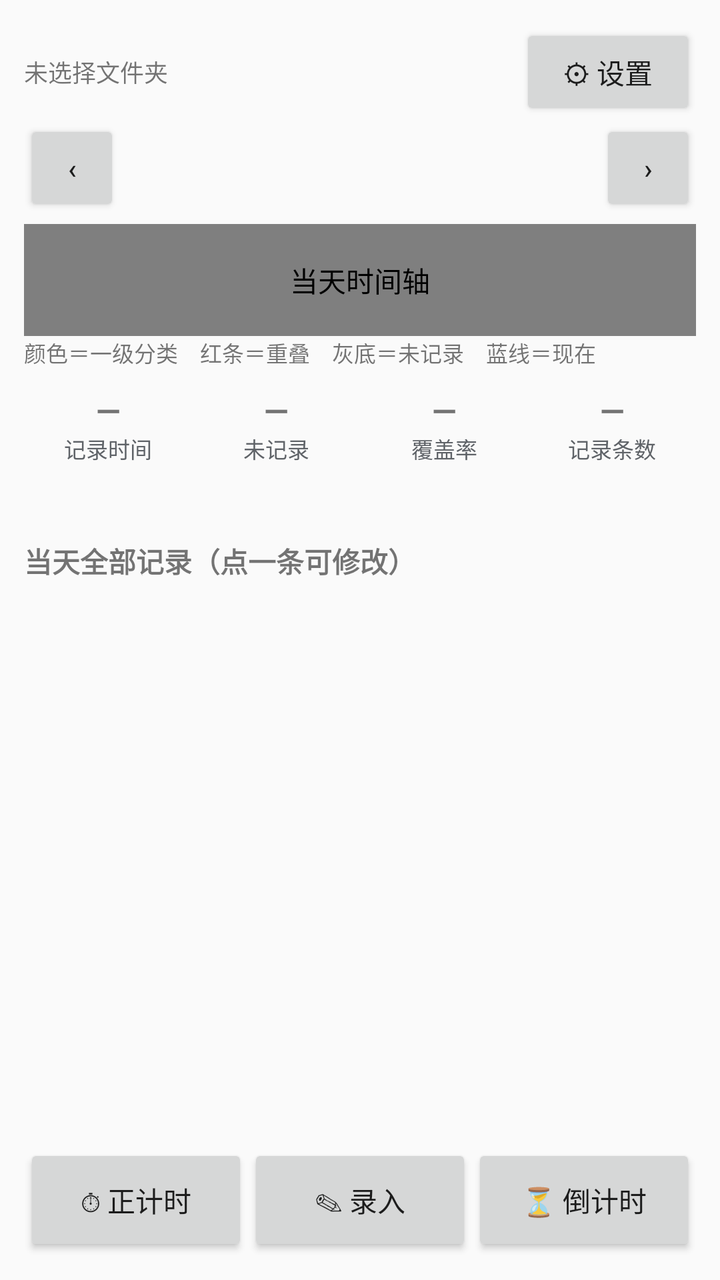
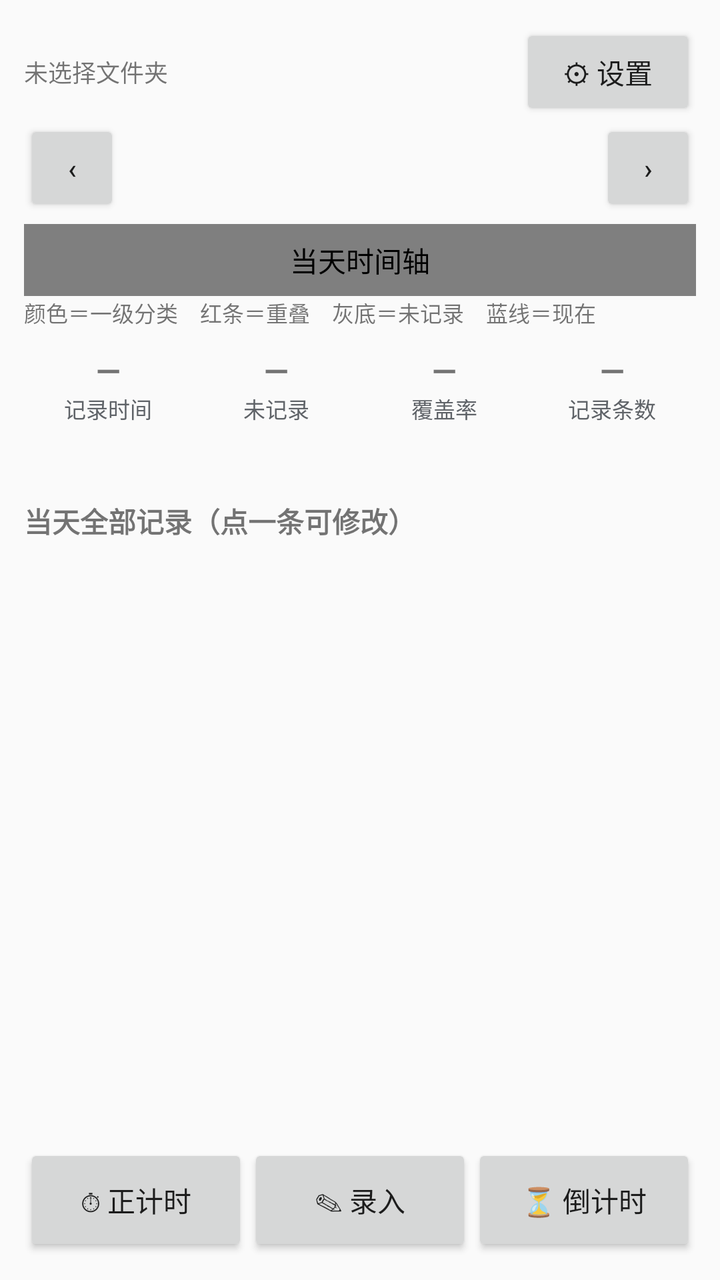

Before-and-after screenshots of an Android layout around one commit, followed by the original layout XML and the change that was made.
<!-- AndroidManifest.xml: application theme AppTheme -->
<!-- res/layout/activity_main.xml -->
<?xml version="1.0" encoding="utf-8"?>
<FrameLayout xmlns:android="http://schemas.android.com/apk/res/android"
    android:layout_width="match_parent"
    android:layout_height="match_parent">

    
    <LinearLayout
        android:layout_width="match_parent"
        android:layout_height="match_parent"
        android:orientation="vertical"
        android:padding="12dp">

        
        <LinearLayout
            android:layout_width="match_parent"
            android:layout_height="wrap_content"
            android:gravity="center_vertical"
            android:orientation="horizontal">

            <TextView
                android:id="@+id/tvFolder"
                android:layout_width="0dp"
                android:layout_height="wrap_content"
                android:layout_weight="1"
                android:paddingTop="4dp"
                android:paddingBottom="4dp"
                android:text="未选择文件夹"
                android:textSize="12sp" />

            <Button
                android:id="@+id/btnSettings"
                android:layout_width="wrap_content"
                android:layout_height="wrap_content"
                android:text="⚙ 设置" />
        </LinearLayout>

        <ScrollView
            android:layout_width="match_parent"
            android:layout_height="0dp"
            android:layout_weight="1"
            android:fillViewport="true">

            <LinearLayout
                android:layout_width="match_parent"
                android:layout_height="wrap_content"
                android:orientation="vertical">

                <LinearLayout
                    android:layout_width="match_parent"
                    android:layout_height="wrap_content"
                    android:orientation="horizontal">

                    <Button
                        android:id="@+id/btnPrevDay"
                        android:layout_width="48dp"
                        android:layout_height="wrap_content"
                        android:text="‹" />

                    <TextView
                        android:id="@+id/tvStatsDate"
                        android:layout_width="0dp"
                        android:layout_height="wrap_content"
                        android:layout_weight="1"
                        android:gravity="center"
                        android:textSize="17sp"
                        android:textStyle="bold" />

                    <Button
                        android:id="@+id/btnNextDay"
                        android:layout_width="48dp"
                        android:layout_height="wrap_content"
                        android:text="›" />
                </LinearLayout>

                
                <com.example.timelog.ui.TimelineView
                    android:id="@+id/timeline"
                    android:layout_width="match_parent"
                    android:layout_height="56dp"
                    android:layout_marginTop="4dp"
                    android:contentDescription="当天时间轴" />

                <TextView
                    android:id="@+id/tvTimelineLegend"
                    android:layout_width="match_parent"
                    android:layout_height="wrap_content"
                    android:paddingBottom="2dp"
                    android:text="颜色＝一级分类　红条＝重叠　灰底＝未记录　蓝线＝现在"
                    android:textSize="11sp" />

                
                <LinearLayout
                    android:layout_width="match_parent"
                    android:layout_height="wrap_content"
                    android:layout_marginTop="8dp"
                    android:baselineAligned="false"
                    android:orientation="horizontal">

                    <LinearLayout
                        android:layout_width="0dp"
                        android:layout_height="wrap_content"
                        android:layout_weight="1"
                        android:orientation="vertical">

                        <TextView
                            android:id="@+id/tvStatRecord"
                            android:layout_width="match_parent"
                            android:layout_height="wrap_content"
                            android:gravity="center"
                            android:text="—"
                            android:textSize="16sp"
                            android:textStyle="bold" />

                        <TextView
                            android:layout_width="match_parent"
                            android:layout_height="wrap_content"
                            android:gravity="center"
                            android:text="记录时间"
                            android:textColor="#5F6368"
                            android:textSize="11sp" />
                    </LinearLayout>

                    <LinearLayout
                        android:layout_width="0dp"
                        android:layout_height="wrap_content"
                        android:layout_weight="1"
                        android:orientation="vertical">

                        <TextView
                            android:id="@+id/tvStatUnrecorded"
                            android:layout_width="match_parent"
                            android:layout_height="wrap_content"
                            android:gravity="center"
                            android:text="—"
                            android:textSize="16sp"
                            android:textStyle="bold" />

                        <TextView
                            android:layout_width="match_parent"
                            android:layout_height="wrap_content"
                            android:gravity="center"
                            android:text="未记录"
                            android:textColor="#5F6368"
                            android:textSize="11sp" />
                    </LinearLayout>

                    <LinearLayout
                        android:layout_width="0dp"
                        android:layout_height="wrap_content"
                        android:layout_weight="1"
                        android:orientation="vertical">

                        <TextView
                            android:id="@+id/tvStatCoverage"
                            android:layout_width="match_parent"
                            android:layout_height="wrap_content"
                            android:gravity="center"
                            android:text="—"
                            android:textSize="16sp"
                            android:textStyle="bold" />

                        <TextView
                            android:layout_width="match_parent"
                            android:layout_height="wrap_content"
                            android:gravity="center"
                            android:text="覆盖率"
                            android:textColor="#5F6368"
                            android:textSize="11sp" />
                    </LinearLayout>

                    <LinearLayout
                        android:layout_width="0dp"
                        android:layout_height="wrap_content"
                        android:layout_weight="1"
                        android:orientation="vertical">

                        <TextView
                            android:id="@+id/tvStatCount"
                            android:layout_width="match_parent"
                            android:layout_height="wrap_content"
                            android:gravity="center"
                            android:text="—"
                            android:textSize="16sp"
                            android:textStyle="bold" />

                        <TextView
                            android:layout_width="match_parent"
                            android:layout_height="wrap_content"
                            android:gravity="center"
                            android:text="记录条数"
                            android:textColor="#5F6368"
                            android:textSize="11sp" />
                    </LinearLayout>
                </LinearLayout>

                
                <TextView
                    android:id="@+id/tvLevel1"
                    android:layout_width="match_parent"
                    android:layout_height="wrap_content"
                    android:paddingTop="8dp"
                    android:text=""
                    android:textIsSelectable="true"
                    android:textSize="13sp" />

                
                <TextView
                    android:id="@+id/tvWarnings"
                    android:layout_width="match_parent"
                    android:layout_height="wrap_content"
                    android:paddingTop="6dp"
                    android:visibility="gone"
                    android:textIsSelectable="true"
                    android:textSize="12sp" />

                <TextView
                    android:id="@+id/tvRecordsTitle"
                    android:layout_width="match_parent"
                    android:layout_height="wrap_content"
                    android:paddingTop="12dp"
                    android:text="当天全部记录（点一条可修改）"
                    android:textSize="14sp"
                    android:textStyle="bold" />

                
                <LinearLayout
                    android:id="@+id/recordsContainer"
                    android:layout_width="match_parent"
                    android:layout_height="wrap_content"
                    android:orientation="vertical"
                    android:paddingTop="4dp" />

                <TextView
                    android:id="@+id/tvCheckTitle"
                    android:layout_width="match_parent"
                    android:layout_height="wrap_content"
                    android:paddingTop="14dp"
                    android:text="重叠校验"
                    android:textSize="14sp"
                    android:textStyle="bold"
                    android:visibility="gone" />

                <TextView
                    android:id="@+id/tvCheck"
                    android:layout_width="match_parent"
                    android:layout_height="wrap_content"
                    android:paddingTop="4dp"
                    android:text=""
                    android:textIsSelectable="true"
                    android:textSize="13sp"
                    android:visibility="gone" />
            </LinearLayout>
        </ScrollView>

        
        <LinearLayout
            android:layout_width="match_parent"
            android:layout_height="wrap_content"
            android:orientation="horizontal"
            android:paddingTop="8dp">

            <Button
                android:id="@+id/btnStopwatch"
                android:layout_width="0dp"
                android:layout_height="56dp"
                android:layout_weight="1"
                android:text="⏱ 正计时" />

            <Button
                android:id="@+id/btnInput"
                android:layout_width="0dp"
                android:layout_height="56dp"
                android:layout_weight="1"
                android:text="✎ 录入" />

            <Button
                android:id="@+id/btnCountdown"
                android:layout_width="0dp"
                android:layout_height="56dp"
                android:layout_weight="1"
                android:text="⏳ 倒计时" />
        </LinearLayout>
    </LinearLayout>

    
    <View
        android:id="@+id/sheetDim"
        android:layout_width="match_parent"
        android:layout_height="match_parent"
        android:background="#66000000"
        android:visibility="gone" />

    <LinearLayout
        android:id="@+id/inputSheet"
        android:layout_width="match_parent"
        android:layout_height="wrap_content"
        android:layout_gravity="bottom"
        android:background="#FFFFFFFF"
        android:orientation="vertical"
        android:visibility="gone">

        
        <LinearLayout
            android:id="@+id/sheetHandle"
            android:layout_width="match_parent"
            android:layout_height="44dp"
            android:gravity="center_vertical"
            android:orientation="horizontal">

            <TextView
                android:id="@+id/tvSheetTitle"
                android:layout_width="0dp"
                android:layout_height="wrap_content"
                android:layout_weight="1"
                android:paddingStart="16dp"
                android:text="录入（下滑或点 × 收起）"
                android:textSize="13sp"
                android:textStyle="bold" />

            <Button
                android:id="@+id/btnHideSheet"
                android:layout_width="56dp"
                android:layout_height="wrap_content"
                android:text="×" />
        </LinearLayout>

        <ScrollView
            android:id="@+id/sheetScroll"
            android:layout_width="match_parent"
            android:layout_height="0dp"
            android:layout_weight="1"
            android:fillViewport="true">

            <LinearLayout
                android:layout_width="match_parent"
                android:layout_height="wrap_content"
                android:orientation="vertical"
                android:paddingStart="16dp"
                android:paddingEnd="16dp"
                android:paddingBottom="16dp">

                <LinearLayout
                    android:layout_width="match_parent"
                    android:layout_height="wrap_content"
                    android:orientation="horizontal">

                    <EditText
                        android:id="@+id/etDate"
                        android:layout_width="0dp"
                        android:layout_height="wrap_content"
                        android:layout_weight="1"
                        android:hint="日期 YYYY-MM-DD"
                        android:inputType="date" />

                    <Button
                        android:id="@+id/btnToday"
                        android:layout_width="wrap_content"
                        android:layout_height="wrap_content"
                        android:text="今天" />

                    <Button
                        android:id="@+id/btnGoDate"
                        android:layout_width="wrap_content"
                        android:layout_height="wrap_content"
                        android:text="查看" />
                </LinearLayout>

                <LinearLayout
                    android:layout_width="match_parent"
                    android:layout_height="wrap_content"
                    android:orientation="horizontal">

                    <EditText
                        android:id="@+id/etStart"
                        android:layout_width="0dp"
                        android:layout_height="wrap_content"
                        android:layout_weight="1"
                        android:hint="开始 09:00"
                        android:inputType="time" />

                    <Button
                        android:id="@+id/btnNowStart"
                        android:layout_width="wrap_content"
                        android:layout_height="wrap_content"
                        android:text="现在" />

                    <EditText
                        android:id="@+id/etEnd"
                        android:layout_width="0dp"
                        android:layout_height="wrap_content"
                        android:layout_weight="1"
                        android:hint="结束 10:30"
                        android:inputType="time" />

                    <Button
                        android:id="@+id/btnNowEnd"
                        android:layout_width="wrap_content"
                        android:layout_height="wrap_content"
                        android:text="现在" />
                </LinearLayout>

                
                <LinearLayout
                    android:layout_width="match_parent"
                    android:layout_height="wrap_content"
                    android:orientation="horizontal">

                    <Button
                        android:id="@+id/btnRoundStart"
                        android:layout_width="0dp"
                        android:layout_height="wrap_content"
                        android:layout_weight="1"
                        android:text="开始整点"
                        android:textSize="11sp" />

                    <Button
                        android:id="@+id/btnRoundEnd"
                        android:layout_width="0dp"
                        android:layout_height="wrap_content"
                        android:layout_weight="1"
                        android:text="结束整点"
                        android:textSize="11sp" />

                    <Button
                        android:id="@+id/btnHalfEnd"
                        android:layout_width="0dp"
                        android:layout_height="wrap_content"
                        android:layout_weight="1"
                        android:text="结束半点"
                        android:textSize="11sp" />

                    <Button
                        android:id="@+id/btnClearTime"
                        android:layout_width="0dp"
                        android:layout_height="wrap_content"
                        android:layout_weight="1"
                        android:text="清空"
                        android:textSize="11sp" />
                </LinearLayout>

                <EditText
                    android:id="@+id/etL1"
                    android:layout_width="match_parent"
                    android:layout_height="wrap_content"
                    android:hint="一级分类（如 家务）"
                    android:inputType="text" />

                <HorizontalScrollView
                    android:layout_width="match_parent"
                    android:layout_height="wrap_content"
                    android:scrollbars="none">

                    <LinearLayout
                        android:id="@+id/l1CandidatesRow"
                        android:layout_width="wrap_content"
                        android:layout_height="wrap_content"
                        android:orientation="horizontal" />
                </HorizontalScrollView>

                <EditText
                    android:id="@+id/etL2"
                    android:layout_width="match_parent"
                    android:layout_height="wrap_content"
                    android:hint="二级分类（如 做饭，可留空）"
                    android:inputType="text" />

                <HorizontalScrollView
                    android:layout_width="match_parent"
                    android:layout_height="wrap_content"
                    android:scrollbars="none">

                    <LinearLayout
                        android:id="@+id/l2CandidatesRow"
                        android:layout_width="wrap_content"
                        android:layout_height="wrap_content"
                        android:orientation="horizontal" />
                </HorizontalScrollView>

                <EditText
                    android:id="@+id/etTitle"
                    android:layout_width="match_parent"
                    android:layout_height="wrap_content"
                    android:hint="事项（如 早餐，可留空）"
                    android:inputType="text" />

                <EditText
                    android:id="@+id/etLinks"
                    android:layout_width="match_parent"
                    android:layout_height="wrap_content"
                    android:hint="双链（空格分隔，如 地点 张老师）"
                    android:inputType="text" />

                <HorizontalScrollView
                    android:layout_width="match_parent"
                    android:layout_height="wrap_content"
                    android:scrollbars="none">

                    <LinearLayout
                        android:id="@+id/linkCandidatesRow"
                        android:layout_width="wrap_content"
                        android:layout_height="wrap_content"
                        android:orientation="horizontal" />
                </HorizontalScrollView>

                <EditText
                    android:id="@+id/etNote"
                    android:layout_width="match_parent"
                    android:layout_height="wrap_content"
                    android:hint="备注（可留空）"
                    android:inputType="textMultiLine"
                    android:maxLines="2" />

                <Button
                    android:id="@+id/btnSave"
                    android:layout_width="match_parent"
                    android:layout_height="wrap_content"
                    android:text="校验并追加到当天 md" />

                
                <Button
                    android:id="@+id/btnSheetDelete"
                    android:layout_width="match_parent"
                    android:layout_height="wrap_content"
                    android:text="删除这条记录"
                    android:textColor="#C5221F"
                    android:visibility="gone" />

                <CheckBox
                    android:id="@+id/cbContinue"
                    android:layout_width="match_parent"
                    android:layout_height="wrap_content"
                    android:text="保存后继续录下一段（开始时间接上一段）"
                    android:textSize="12sp" />

                <TextView
                    android:id="@+id/tvPreview"
                    android:layout_width="match_parent"
                    android:layout_height="wrap_content"
                    android:paddingTop="6dp"
                    android:text="预览会显示在这里"
                    android:textIsSelectable="true"
                    android:textSize="12sp"
                    android:typeface="monospace" />
            </LinearLayout>
        </ScrollView>
    </LinearLayout>
</FrameLayout>
<!-- resources referenced by this layout -->
<resources>
  <style name="AppTheme" parent="Theme.AppCompat.Light.NoActionBar">
          <item name="colorPrimary">#185FA5</item>
          <item name="colorPrimaryDark">#0C447C</item>
          <item name="colorAccent">#185FA5</item>
      </style>
</resources>

<!-- the commit's change to res/layout/activity_main.xml (unified diff, before → after) -->
@@ -73,10 +73,11 @@
                 </LinearLayout>
 
                 
+                
                 <com.example.timelog.ui.TimelineView
                     android:id="@+id/timeline"
                     android:layout_width="match_parent"
-                    android:layout_height="56dp"
+                    android:layout_height="36dp"
                     android:layout_marginTop="4dp"
                     android:contentDescription="当天时间轴" />
 
